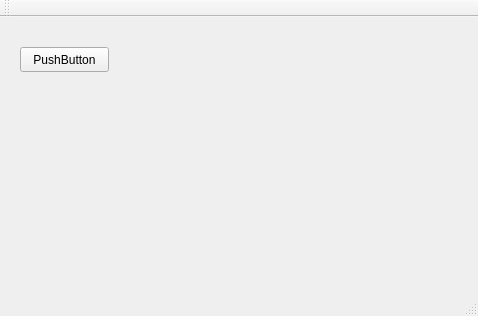
Before: the Qt Designer form mainwindow.ui in OchiengHosea/Cpp-Lang, drawn with Qt 5.
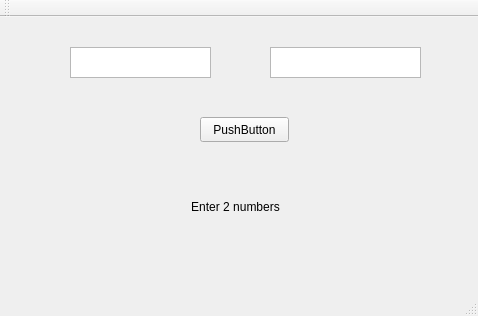
After: the same form once the commit is applied.

The edit to the form file:
```diff
--- a/mainwindow.ui
+++ b/mainwindow.ui
@@ -17,8 +17,8 @@
    <widget class="QPushButton" name="pushButton">
     <property name="geometry">
      <rect>
-      <x>20</x>
-      <y>30</y>
+      <x>200</x>
+      <y>100</y>
       <width>89</width>
       <height>25</height>
      </rect>
@@ -27,6 +27,45 @@
      <string>PushButton</string>
     </property>
    </widget>
+   <widget class="QLabel" name="label">
+    <property name="geometry">
+     <rect>
+      <x>120</x>
+      <y>160</y>
+      <width>231</width>
+      <height>61</height>
+     </rect>
+    </property>
+    <property name="focusPolicy">
+     <enum>Qt::TabFocus</enum>
+    </property>
+    <property name="text">
+     <string>Enter 2 numbers</string>
+    </property>
+    <property name="alignment">
+     <set>Qt::AlignCenter</set>
+    </property>
+   </widget>
+   <widget class="QTextEdit" name="textEdit">
+    <property name="geometry">
+     <rect>
+      <x>70</x>
+      <y>30</y>
+      <width>141</width>
+      <height>31</height>
+     </rect>
+    </property>
+   </widget>
+   <widget class="QTextEdit" name="textEdit_2">
+    <property name="geometry">
+     <rect>
+      <x>270</x>
+      <y>30</y>
+      <width>151</width>
+      <height>31</height>
+     </rect>
+    </property>
+   </widget>
   </widget>
   <widget class="QMenuBar" name="menuBar">
    <property name="geometry">
```
Left out of the diff: 19 changed lines with no effect on the pictures.
